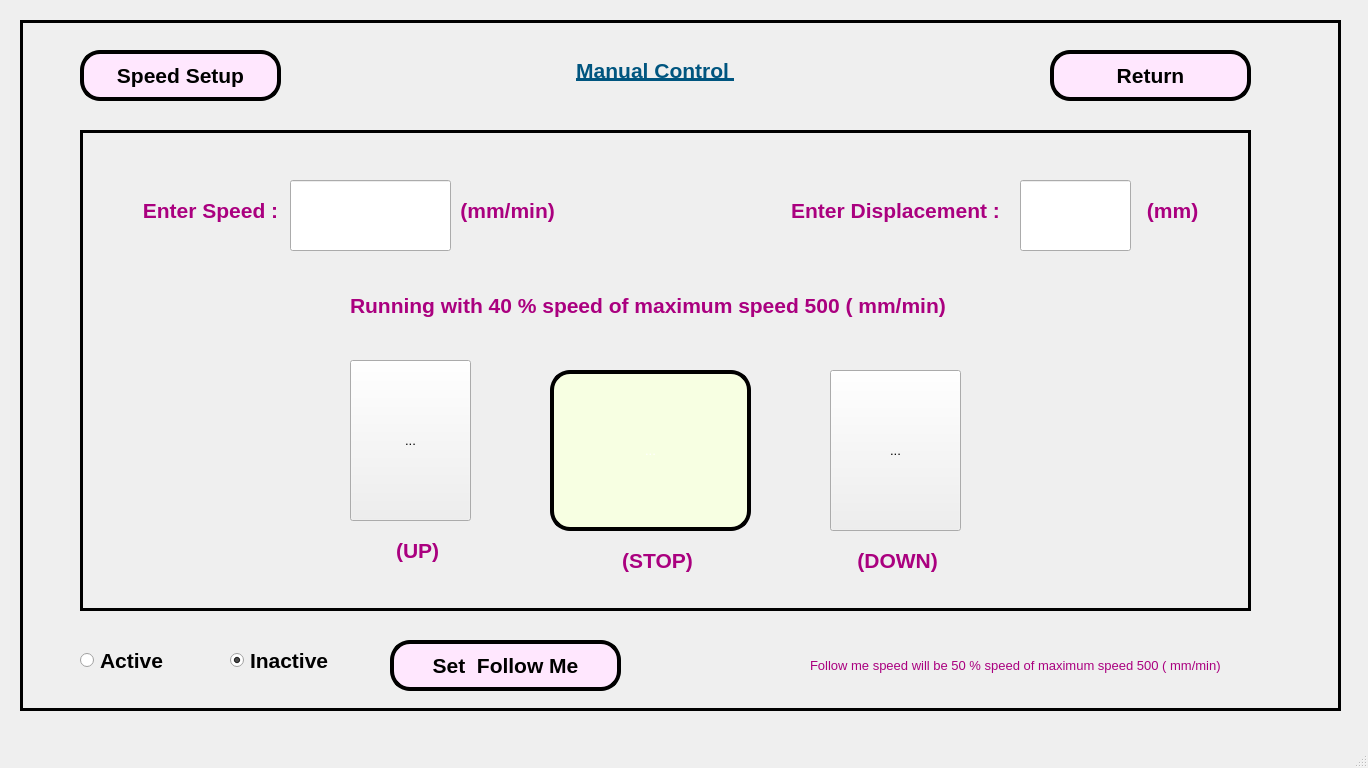
This is TYR_2.0_18.5/ui/TY_07_UTM_MANNUAL_CONTROL_3.ui in sanjaymanegit/testRepo as Qt 5 draws it before an edit. The edited form follows.
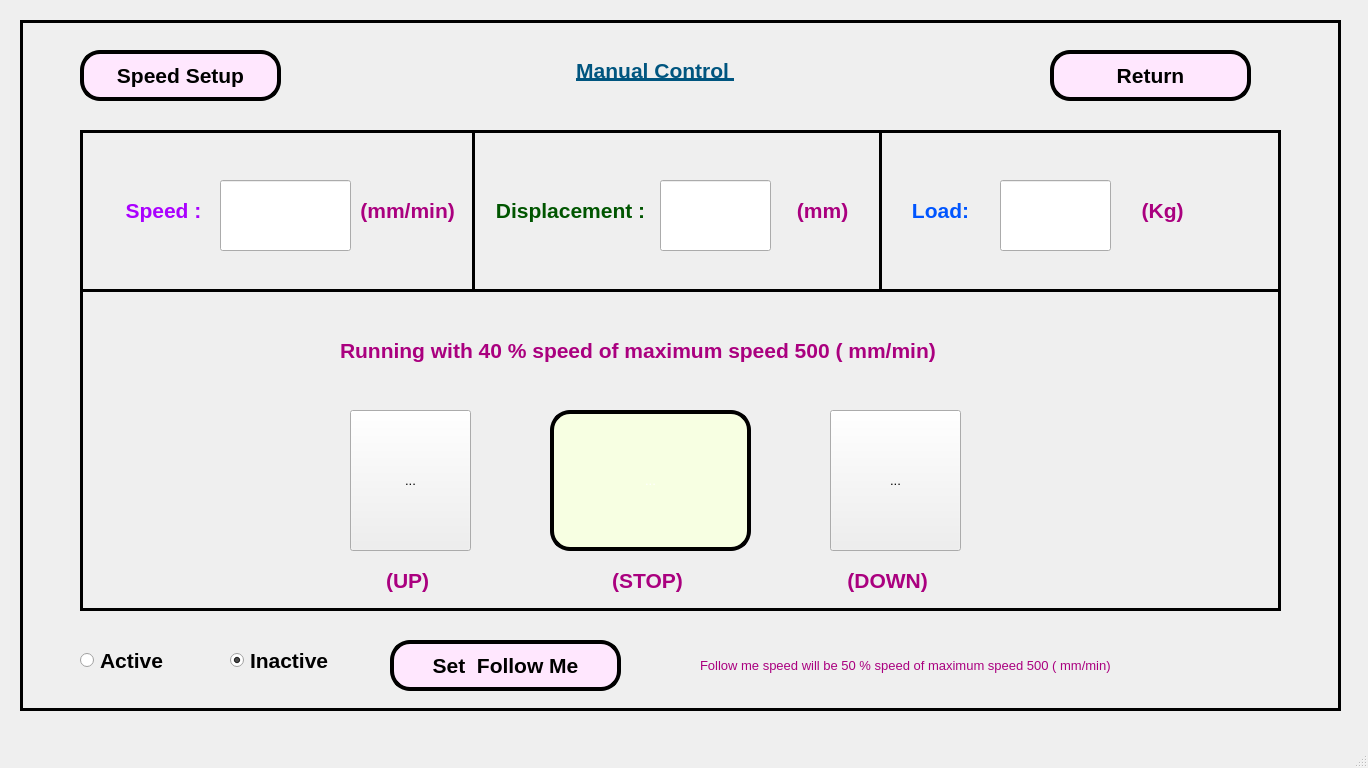
This is the edited form. Icons and pictures are not drawn.

The edit to the form file:
```diff
--- a/TYR_2.0_18.5/ui/TY_07_UTM_MANNUAL_CONTROL_3.ui
+++ b/TYR_2.0_18.5/ui/TY_07_UTM_MANNUAL_CONTROL_3.ui
@@ -129,7 +129,7 @@
       <rect>
        <x>60</x>
        <y>110</y>
-       <width>1171</width>
+       <width>1201</width>
        <height>481</height>
       </rect>
      </property>
@@ -152,9 +152,9 @@
       <property name="geometry">
        <rect>
         <x>270</x>
-        <y>230</y>
+        <y>280</y>
         <width>121</width>
-        <height>161</height>
+        <height>141</height>
        </rect>
       </property>
       <property name="text">
@@ -176,9 +176,9 @@
       <property name="geometry">
        <rect>
         <x>470</x>
-        <y>240</y>
+        <y>280</y>
         <width>201</width>
-        <height>161</height>
+        <height>141</height>
        </rect>
       </property>
       <property name="styleSheet">
@@ -208,9 +208,9 @@
       <property name="geometry">
        <rect>
         <x>750</x>
-        <y>240</y>
+        <y>280</y>
         <width>131</width>
-        <height>161</height>
+        <height>141</height>
        </rect>
       </property>
       <property name="text">
@@ -231,10 +231,10 @@
      <widget class="QLabel" name="label_2">
       <property name="geometry">
        <rect>
-        <x>270</x>
-        <y>150</y>
-        <width>621</width>
-        <height>51</height>
+        <x>260</x>
+        <y>190</y>
+        <width>611</width>
+        <height>61</height>
        </rect>
       </property>
       <property name="font">
@@ -258,9 +258,9 @@
      <widget class="QLineEdit" name="lineEdit">
       <property name="geometry">
        <rect>
-        <x>210</x>
+        <x>140</x>
         <y>50</y>
-        <width>161</width>
+        <width>131</width>
         <height>71</height>
        </rect>
       </property>
@@ -279,9 +279,9 @@
      <widget class="QLabel" name="label">
       <property name="geometry">
        <rect>
-        <x>50</x>
+        <x>20</x>
         <y>60</y>
-        <width>161</width>
+        <width>121</width>
         <height>41</height>
        </rect>
       </property>
@@ -294,10 +294,10 @@
        </font>
       </property>
       <property name="styleSheet">
-       <string notr="true">color: rgb(170, 0, 127);</string>
+       <string notr="true">color: rgb(170, 0, 255);</string>
       </property>
       <property name="text">
-       <string>Enter Speed :</string>
+       <string> Speed :</string>
       </property>
       <property name="alignment">
        <set>Qt::AlignCenter</set>
@@ -306,7 +306,7 @@
      <widget class="QLabel" name="label_3">
       <property name="geometry">
        <rect>
-        <x>380</x>
+        <x>280</x>
         <y>60</y>
         <width>101</width>
         <height>41</height>
@@ -333,9 +333,9 @@
      <widget class="QLabel" name="label_5">
       <property name="geometry">
        <rect>
-        <x>700</x>
+        <x>410</x>
         <y>60</y>
-        <width>231</width>
+        <width>161</width>
         <height>41</height>
        </rect>
       </property>
@@ -348,10 +348,10 @@
        </font>
       </property>
       <property name="styleSheet">
-       <string notr="true">color: rgb(170, 0, 127);</string>
+       <string notr="true">color: rgb(0, 85, 0);</string>
       </property>
       <property name="text">
-       <string>Enter Displacement :</string>
+       <string>Displacement :</string>
       </property>
       <property name="alignment">
        <set>Qt::AlignCenter</set>
@@ -360,7 +360,7 @@
      <widget class="QLineEdit" name="lineEdit_2">
       <property name="geometry">
        <rect>
-        <x>940</x>
+        <x>580</x>
         <y>50</y>
         <width>111</width>
         <height>71</height>
@@ -381,7 +381,7 @@
      <widget class="QLabel" name="label_6">
       <property name="geometry">
        <rect>
-        <x>1060</x>
+        <x>710</x>
         <y>60</y>
         <width>71</width>
         <height>41</height>
@@ -408,8 +408,8 @@
      <widget class="QLabel" name="label_7">
       <property name="geometry">
        <rect>
-        <x>290</x>
-        <y>400</y>
+        <x>280</x>
+        <y>430</y>
         <width>101</width>
         <height>41</height>
        </rect>
@@ -435,8 +435,8 @@
      <widget class="QLabel" name="label_8">
       <property name="geometry">
        <rect>
-        <x>770</x>
-        <y>410</y>
+        <x>760</x>
+        <y>430</y>
         <width>101</width>
         <height>41</height>
        </rect>
@@ -462,8 +462,8 @@
      <widget class="QLabel" name="label_9">
       <property name="geometry">
        <rect>
-        <x>530</x>
-        <y>410</y>
+        <x>520</x>
+        <y>430</y>
         <width>101</width>
         <height>41</height>
        </rect>
@@ -486,6 +486,141 @@
        <set>Qt::AlignCenter</set>
       </property>
      </widget>
+     <widget class="QLineEdit" name="lineEdit_3">
+      <property name="geometry">
+       <rect>
+        <x>920</x>
+        <y>50</y>
+        <width>111</width>
+        <height>71</height>
+       </rect>
+      </property>
+      <property name="font">
+       <font>
+        <family>Arial</family>
+        <pointsize>26</pointsize>
+        <weight>75</weight>
+        <bold>true</bold>
+       </font>
+      </property>
+      <property name="styleSheet">
+       <string notr="true">color: rgb(0, 170, 0);</string>
+      </property>
+      <property name="text">
+       <string/>
+      </property>
+     </widget>
+     <widget class="QLabel" name="label_11">
+      <property name="geometry">
+       <rect>
+        <x>1050</x>
+        <y>60</y>
+        <width>71</width>
+        <height>41</height>
+       </rect>
+      </property>
+      <property name="font">
+       <font>
+        <family>Arial</family>
+        <pointsize>16</pointsize>
+        <weight>75</weight>
+        <bold>true</bold>
+       </font>
+      </property>
+      <property name="styleSheet">
+       <string notr="true">color: rgb(170, 0, 127);</string>
+      </property>
+      <property name="text">
+       <string>(Kg) </string>
+      </property>
+      <property name="alignment">
+       <set>Qt::AlignCenter</set>
+      </property>
+     </widget>
+     <widget class="QLabel" name="label_12">
+      <property name="geometry">
+       <rect>
+        <x>810</x>
+        <y>60</y>
+        <width>101</width>
+        <height>41</height>
+       </rect>
+      </property>
+      <property name="font">
+       <font>
+        <family>Arial</family>
+        <pointsize>16</pointsize>
+        <weight>75</weight>
+        <bold>true</bold>
+       </font>
+      </property>
+      <property name="styleSheet">
+       <string notr="true">color: rgb(0, 85, 255);</string>
+      </property>
+      <property name="text">
+       <string>Load:</string>
+      </property>
+      <property name="alignment">
+       <set>Qt::AlignCenter</set>
+      </property>
+     </widget>
+     <widget class="Line" name="line">
+      <property name="geometry">
+       <rect>
+        <x>0</x>
+        <y>140</y>
+        <width>1201</width>
+        <height>41</height>
+       </rect>
+      </property>
+      <property name="frameShadow">
+       <enum>QFrame::Plain</enum>
+      </property>
+      <property name="lineWidth">
+       <number>3</number>
+      </property>
+      <property name="orientation">
+       <enum>Qt::Horizontal</enum>
+      </property>
+     </widget>
+     <widget class="Line" name="line_2">
+      <property name="geometry">
+       <rect>
+        <x>383</x>
+        <y>0</y>
+        <width>20</width>
+        <height>161</height>
+       </rect>
+      </property>
+      <property name="frameShadow">
+       <enum>QFrame::Plain</enum>
+      </property>
+      <property name="lineWidth">
+       <number>3</number>
+      </property>
+      <property name="orientation">
+       <enum>Qt::Vertical</enum>
+      </property>
+     </widget>
+     <widget class="Line" name="line_3">
+      <property name="geometry">
+       <rect>
+        <x>790</x>
+        <y>0</y>
+        <width>20</width>
+        <height>161</height>
+       </rect>
+      </property>
+      <property name="frameShadow">
+       <enum>QFrame::Plain</enum>
+      </property>
+      <property name="lineWidth">
+       <number>3</number>
+      </property>
+      <property name="orientation">
+       <enum>Qt::Vertical</enum>
+      </property>
+     </widget>
     </widget>
     <widget class="QRadioButton" name="radioButton">
      <property name="geometry">
@@ -564,9 +699,9 @@
     <widget class="QLabel" name="label_10">
      <property name="geometry">
       <rect>
-       <x>790</x>
+       <x>680</x>
        <y>620</y>
-       <width>431</width>
+       <width>541</width>
        <height>51</height>
       </rect>
      </property>
```
